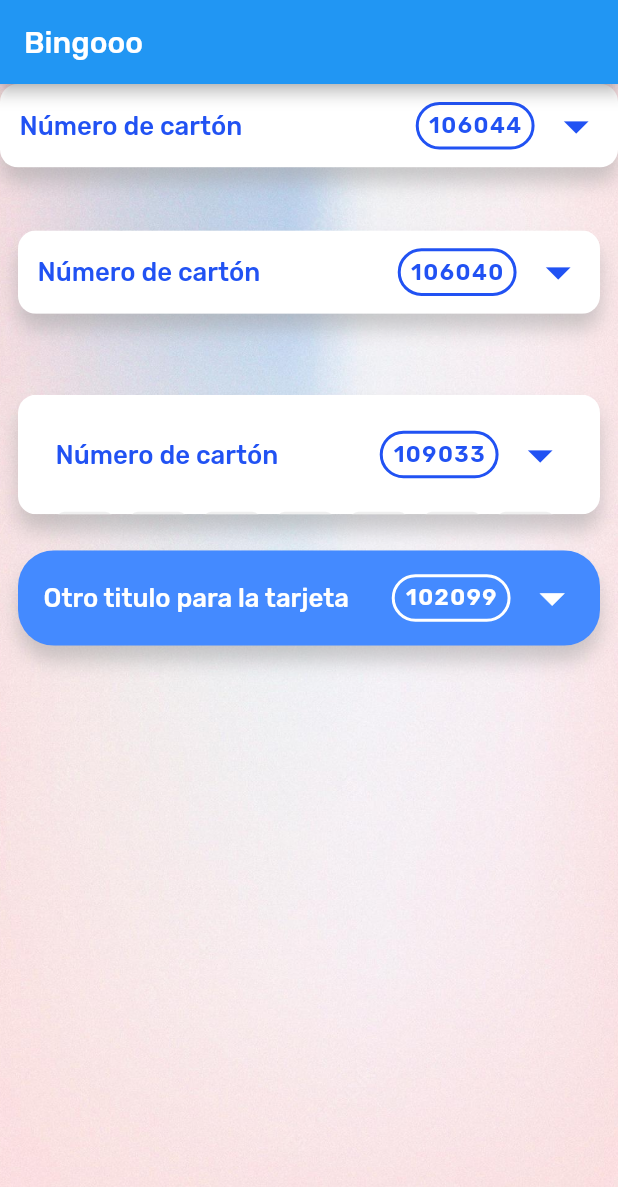
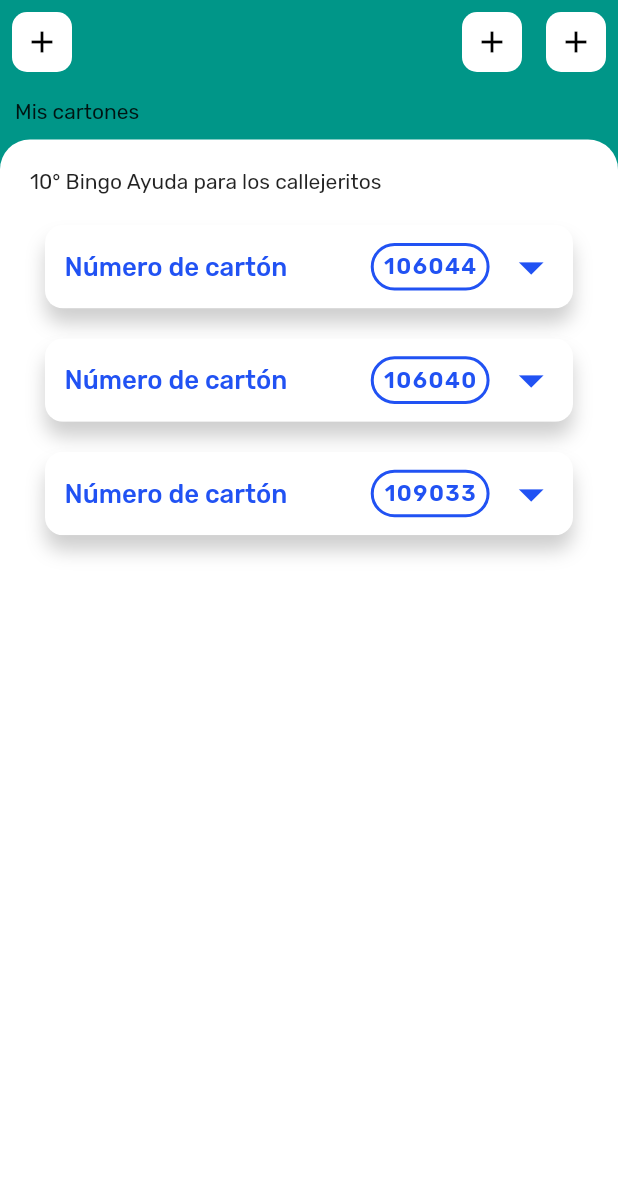
Before and after one commit to flourdes/folding_cardboard, a Flutter app: the screen it shows after launch, on a phone screen of 412 x 824 dp. Shown: the top 1187 px of the screen. Run offline on Flutter 3.47's test engine with Material 2 defaults, Android fonts, the light colour scheme and no system bars; our stand-ins replace google_fonts.

Commit message:
screen test

```diff
--- a/lib/main.dart
+++ b/lib/main.dart
@@ -1,6 +1,7 @@
 import 'package:flutter/material.dart';
+import 'package:folding_cardboard/test.dart';
 import 'package:google_fonts/google_fonts.dart';
-import 'view.dart';
+
 
 void main() {
   runApp(const MyApp());
@@ -19,7 +20,7 @@ class MyApp extends StatelessWidget {
         primarySwatch: Colors.blue,
         textTheme: GoogleFonts.rubikTextTheme(),
       ),
-      home: const View(),
+      home: Test(),
     );
   }
 }
--- /dev/null
+++ b/lib/test.dart
@@ -0,0 +1,123 @@
+import 'dart:math';
+
+import 'package:flutter/material.dart';
+import 'folding_cardboard_component_custom.dart';
+import 'models/bingo_ticket_model.dart';
+
+class Test extends StatelessWidget {
+  const Test({Key? key}) : super(key: key);
+
+  @override
+  Widget build(BuildContext context) {
+    Random rnd = Random();
+    int numberUnique(int limit, List<int> numbers) {
+      bool flag = false;
+      int random = 0;
+      if (numbers.isEmpty) {
+        return rnd.nextInt(limit) + 1;
+      }
+      while (!flag) {
+        random = rnd.nextInt(limit) + 1;
+        flag = !numbers.contains(random);
+      }
+      return random;
+    }
+    List<int> numbersList() {
+      List<int> numbers = [];
+      for (int i = 0; i < 33; i++) {
+        numbers.add(numberUnique(100,numbers));
+      }
+      return numbers;
+    }
+    BingoTicketModel bingoTicket =
+    BingoTicketModel(number: 106044, numberList: numbersList());
+    BingoTicketModel bingoTicketB =
+    BingoTicketModel(number: 106040, numberList: numbersList());
+    BingoTicketModel bingoTicketC =
+    BingoTicketModel(number: 109033, numberList: numbersList());
+
+
+    return Scaffold(
+      appBar: AppBar(
+        elevation: 0,
+        backgroundColor: Colors.teal,
+        leading: _cuadrado(),
+        actions: [
+          _cuadrado(),
+          _cuadrado()
+        ],
+      ),
+        body: Container(
+          width: double.infinity,
+          color: Colors.teal,
+          child: Column(
+            crossAxisAlignment: CrossAxisAlignment.start,
+            children: [
+              const Padding(
+                padding: EdgeInsets.all(10),
+                child: Text('Mis cartones'),
+              ),
+              Expanded(
+                child: Container(
+                  padding: const EdgeInsets.all(20),
+                  width: double.infinity,
+                  decoration: const BoxDecoration(
+                      color: Colors.white,
+                      borderRadius: BorderRadius.only(
+                          topRight: Radius.circular(20), topLeft: Radius.circular(20))
+                  ),
+                  child: Column(
+                    mainAxisAlignment: MainAxisAlignment.spaceBetween,
+                    children: [
+                      Padding(
+                        padding: const EdgeInsets.only(bottom: 10),
+                        child: Row(
+                          children: const [
+                            Text('10° Bingo Ayuda para los callejeritos'),
+                          ],
+                        ),
+                      ),
+                      Expanded(
+                        child: SingleChildScrollView(
+                          child: Column(
+                            children: [
+                              Padding(
+                                padding: const EdgeInsets.all(10),
+                                child: FoldingCardboardComponentCustom(bingoTicketModel: bingoTicket,),
+                              ),
+                              Padding(
+                                padding: const EdgeInsets.all(10),
+                                child: FoldingCardboardComponentCustom(bingoTicketModel: bingoTicketB,),
+                              ),
+                              Padding(
+                                padding: const EdgeInsets.all(10),
+                                child: FoldingCardboardComponentCustom(bingoTicketModel: bingoTicketC,),
+                              ),
+                            ],
+                          ),
+                        ),
+                      ),
+
+
+                    ],
+                  ),
+                ),
+              ),
+            ],
+          ),
+        ));
+  }
+  Widget _cuadrado(){
+    return Padding(
+      padding: const EdgeInsets.all(8.0),
+      child: Container(
+          width: 40,
+          decoration: BoxDecoration(
+            color: Colors.white,
+            borderRadius: BorderRadius.circular(10),
+          ),
+          child: const Icon(Icons.add,color: Colors.black,),
+      ),
+    );
+  }
+}
--- a/lib/view.dart
+++ /dev/null
@@ -1,103 +0,0 @@
-import 'dart:math';
-import 'package:flutter/material.dart';
-import 'package:folding_cardboard/folding_cardboard_component_custom.dart';
-import 'models/bingo_ticket_model.dart';
-
-class View extends StatefulWidget {
-  final String id = "view";
-  const View({Key? key}) : super(key: key);
-
-  @override
-  State<View> createState() => _ViewState();
-}
-
-class _ViewState extends State<View> {
-  @override
-  Widget build(BuildContext context) {
-    Random rnd = Random();
-
-    int numberUnique(int limit, List<int> numbers) {
-    bool flag = false;
-    int random = 0;
-    if (numbers.isEmpty) {
-      return rnd.nextInt(limit) + 1;
-    }
-    while (!flag) {
-      random = rnd.nextInt(limit) + 1;
-      flag = !numbers.contains(random);
-    }
-    return random;
-    }
-
-    List<int> numbersList() {
-      List<int> numbers = [];
-      for (int i = 0; i < 33; i++) {
-        numbers.add(numberUnique(100,numbers));
-      }
-      return numbers;
-    }
-
-    BingoTicketModel bingoTicket =
-        BingoTicketModel(number: 106044, numberList: numbersList());
-    BingoTicketModel bingoTicketB =
-        BingoTicketModel(number: 106040, numberList: numbersList());
-    BingoTicketModel bingoTicketC =
-        BingoTicketModel(number: 109033, numberList: numbersList());
-    BingoTicketModel bingoTicketD =
-        BingoTicketModel(number: 102099, numberList: numbersList());
-    return Container(
-      decoration: const BoxDecoration(
-        image: DecorationImage(
-          image: AssetImage('assets/background4.jpg'),
-          fit: BoxFit.cover
-        )
-      ),
-      child: Scaffold(
-        backgroundColor: Colors.transparent,
-        appBar: AppBar(
-            title: const Text("Bingooo"),),
-        body: SingleChildScrollView(
-              child: Column(
-                crossAxisAlignment: CrossAxisAlignment.center,
-                children: [
-                  FoldingCardboardComponentCustom(
-                      bingoTicketModel: bingoTicket,
-                  ),
-                  const SizedBox(
-                    height: 30,
-                  ),
-                  Padding(
-                    padding: const EdgeInsets.all(12.0),
-                    child: FoldingCardboardComponentCustom(
-                        bingoTicketModel: bingoTicketB,)
-                  ),
-                  const SizedBox(
-                    height: 30,
-                  ),
-                  Padding(
-                    padding: const EdgeInsets.all(12.0),
-                    child: FoldingCardboardComponentCustom(
-                        bingoTicketModel: bingoTicketC,
-                        padding: const EdgeInsets.all(20),),
-                  ),
-                  Padding(
-                    padding: const EdgeInsets.all(12.0),
-                    child: FoldingCardboardComponentCustom(
-                        bingoTicketModel: bingoTicketD,
-                        backgroundColor: Colors.blueAccent,
-                        borderRadiusCircularCardBoard: 24,
-                        borderRadiusCircularCell: 12,
-                        cellColor: Colors.black,
-                        cellText: Colors.white,
-                        colorMain: Colors.white,
-                        title: "Otro titulo para la tarjeta",
-                        padding: const EdgeInsets.all(12),
-                    ),
-                  ),
-                ],
-              ),
-        ),
-      ),
-    );
-  }
-}
```
